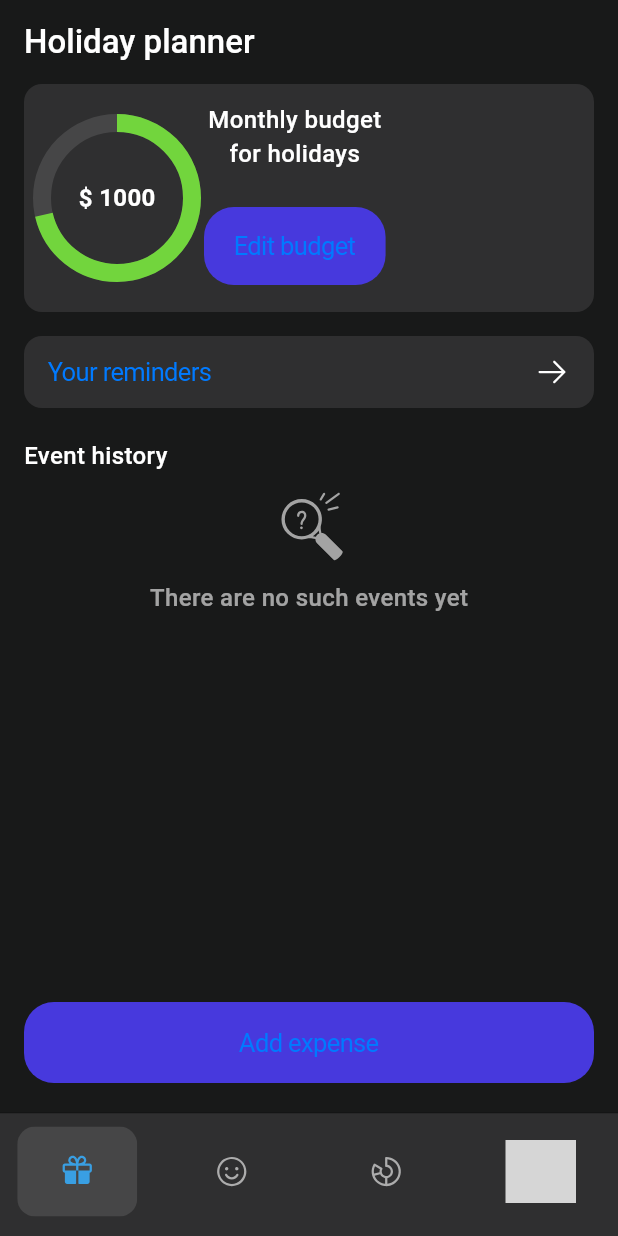
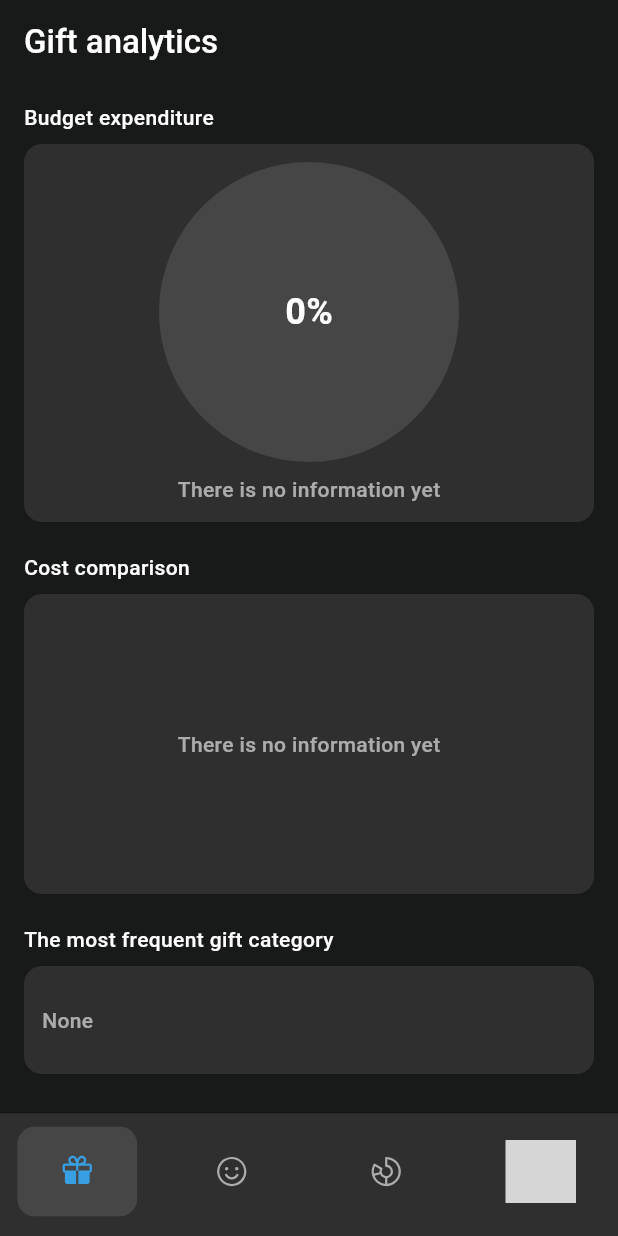
Before and after one commit to IBKnight/gift_fund, a Flutter app: the screen it shows after launch, swiped to page 3, on a phone screen of 412 x 824 dp. Run offline on Flutter 3.47's test engine with Material 3 defaults, Android fonts, the phone set to English and light mode, and no system bars; drawn by our look-alikes of fl_chart; our stand-ins replace flutter_svg, vector_graphics; grey boxes are pictures that could not be loaded.

Commit message:
added diagram screen && settings screen

```diff
--- a/lib/src/common/strings.dart
+++ b/lib/src/common/strings.dart
@@ -1,4 +1,4 @@
-abstract class Strings{
+abstract class Strings {
   static const String holidayPlanner = "Holiday planner";
   static const String monthlyBudget = "Monthly budget\nfor holidays";
   static const String setBudget = "Set a budget";
@@ -9,7 +9,39 @@ abstract class Strings{
   static const String addExpense = "Add expense";
   static const String recipOfGifts = "Recipients of gifts";
   static const String recListEmpty = "The list of recipients is still empty";
-  static const String uCanAddBirth = "You can add anyone to know about their preferences and birthdays!";
+  static const String uCanAddBirth =
+      "You can add anyone to know about their preferences and birthdays!";
   static const String addRec = "Add a recipient";
-
+  static const String editRec = "Edit recipient";
+  static const String deleteRec = "Delete recipient";
+  static const String cancel = "Cancel";
+  static const String giftAnalytics = "Gift analytics";
+  static const String budgetExpend = "Budget expenditure";
+  static const String costComparison = "Cost comparison";
+  static const String notInfoYet = "There is no information yet";
+  static const String monthlyExpenses = "Monthly expenses:";
+  static const String highestExpense = "The highest expense:";
+  static const String mostFreqGift = "The most frequent gift category";
+  static const String spendFromBudget = "Spent from budget";
+  static const String estabBudget = "Established budget";
+  static const String budgetBalance = "Budget balance";
+  static const String privacyPolicy = "Privacy policy";
+  static const String termsOfUse = "Terms of Use";
+  static const String support = "Support";
+  static const String share = "Share";
+  static const String dateOfBirth = "Date of birth:";
+  static const String affiliation = "Affiliation:";
+  static const String priority = "Priority:";
+  static const String preferences = "Preferences:";
+  static const String briefList = "A brief list of preferences (optional)";
+  static const String low = "Low";
+  static const String medium = "Medium";
+  static const String high = "High";
+  static const String family = "Family";
+  static const String friend = "Friend";
+  static const String colleague = "Colleague";
+  static const String enterRecName = "Enter the recipient's name";
+  static const String enterBirthDate = "Enter the date of birth";
+  static const String none = "None";
+  static const String settings = "Settings";
 }
--- /dev/null
+++ b/lib/src/features/main/screens/diagram_screen.dart
@@ -0,0 +1,126 @@
+import 'package:fl_chart/fl_chart.dart';
+import 'package:flutter/material.dart';
+import 'package:gift_fund/src/common/palette.dart';
+import 'package:gift_fund/src/common/strings.dart';
+import 'package:gift_fund/src/common/widgets/rounded_colored_box.dart';
+import 'package:gift_fund/src/features/main/widgets/budget_pie_chart.dart';
+
+class DiagramScreen extends StatelessWidget {
+  const DiagramScreen({super.key});
+
+  @override
+  Widget build(BuildContext context) {
+    return Scaffold(
+      backgroundColor: Palette.bgPrimary,
+      appBar: AppBar(
+        backgroundColor: Palette.bgPrimary,
+        title: const Text(
+          Strings.giftAnalytics,
+          style: TextStyle(
+            color: Colors.white,
+            fontWeight: FontWeight.w500,
+          ),
+        ),
+      ),
+      body: Padding(
+        padding: const EdgeInsets.symmetric(horizontal: 16),
+        child: SingleChildScrollView(
+          child: Column(
+            crossAxisAlignment: CrossAxisAlignment.start,
+            children: [
+              const SizedBox(height: 12),
+              Text(
+                Strings.budgetExpend,
+                style: TextStyle(
+                  color: Colors.white,
+                  fontWeight: FontWeight.w500,
+                  fontFamily: Theme.of(context).textTheme.bodyLarge?.fontFamily,
+                ),
+              ),
+              const SizedBox(height: 8),
+              RoundedColoredBox(
+                padding: const EdgeInsets.all(12),
+                bgColor: Palette.bgSecondary,
+                child: Center(
+                  child: Column(
+                    children: [
+                      const BudgetPieChart(
+                        totalBudget: 0,
+                        spentBudget: 400,
+                      ),
+                      const SizedBox(height: 8),
+                      Text(
+                        Strings.notInfoYet,
+                        style: TextStyle(
+                          color: Palette.sixtyPercWhite,
+                          fontWeight: FontWeight.w500,
+                          fontFamily:
+                              Theme.of(context).textTheme.bodyLarge?.fontFamily,
+                        ),
+                      ),
+                    ],
+                  ),
+                ),
+              ),
+              const SizedBox(height: 20),
+              Text(
+                Strings.costComparison,
+                style: TextStyle(
+                  color: Colors.white,
+                  fontWeight: FontWeight.w500,
+                  fontFamily: Theme.of(context).textTheme.bodyLarge?.fontFamily,
+                ),
+              ),
+              const SizedBox(height: 8),
+              RoundedColoredBox(
+                height: 200,
+                padding: const EdgeInsets.all(12),
+                bgColor: Palette.bgSecondary,
+                child: Center(
+                  child: Text(
+                    Strings.notInfoYet,
+                    style: TextStyle(
+                      color: Palette.sixtyPercWhite,
+                      fontWeight: FontWeight.w500,
+                      fontFamily:
+                          Theme.of(context).textTheme.bodyLarge?.fontFamily,
+                    ),
+                  ),
+                ),
+              ),
+              const SizedBox(height: 20),
+              Text(
+                Strings.mostFreqGift,
+                style: TextStyle(
+                  color: Colors.white,
+                  fontWeight: FontWeight.w500,
+                  fontFamily: Theme.of(context).textTheme.bodyLarge?.fontFamily,
+                ),
+              ),
+              const SizedBox(height: 8),
+              RoundedColoredBox(
+                height: 72,
+                width: double.infinity,
+                padding: const EdgeInsets.all(12),
+                bgColor: Palette.bgSecondary,
+                child: Align(
+                  alignment: Alignment.centerLeft,
+                  child: Text(
+                    Strings.none,
+                    style: TextStyle(
+                      color: Palette.sixtyPercWhite,
+                      fontWeight: FontWeight.w500,
+                      fontFamily:
+                          Theme.of(context).textTheme.bodyLarge?.fontFamily,
+                    ),
+                  ),
+                ),
+              ),
+              const SizedBox(height: 20),
+            ],
+          ),
+        ),
+      ),
+    );
+  }
+}
--- a/lib/src/features/main/screens/main_screen.dart
+++ b/lib/src/features/main/screens/main_screen.dart
@@ -2,8 +2,10 @@ import 'package:flutter/cupertino.dart';
 import 'package:flutter/material.dart';
 import 'package:gift_fund/gen/assets.gen.dart';
 import 'package:gift_fund/src/common/palette.dart';
+import 'package:gift_fund/src/features/main/screens/diagram_screen.dart';
 import 'package:gift_fund/src/features/main/screens/holiday_planners_screen.dart';
 import 'package:gift_fund/src/features/main/screens/recepients_screen.dart';
+import 'package:gift_fund/src/features/main/screens/settings_screen.dart';
 import 'package:gift_fund/src/features/main/widgets/custom_nav_bar_item.dart';
 
 class MainScreen extends StatefulWidget {
@@ -99,8 +101,8 @@ class _MainScreenState extends State<MainScreen> {
           children: const [
             HolidayPlannersScreen(),
             RecepientsScreen(),
-            HolidayPlannersScreen(),
-            HolidayPlannersScreen(),
+            DiagramScreen(),
+            SettingsScreen(),
           ],
         ),
       ),
--- /dev/null
+++ b/lib/src/features/main/screens/settings_screen.dart
@@ -0,0 +1,83 @@
+import 'package:flutter/cupertino.dart';
+import 'package:flutter/material.dart';
+import 'package:gift_fund/src/common/palette.dart';
+import 'package:gift_fund/src/common/strings.dart';
+
+class SettingsScreen extends StatelessWidget {
+  const SettingsScreen({super.key});
+
+  @override
+  Widget build(BuildContext context) {
+    return Scaffold(
+      backgroundColor: Palette.bgPrimary,
+      appBar: AppBar(
+        backgroundColor: Palette.bgPrimary,
+        title: const Text(
+          Strings.settings,
+          style: TextStyle(
+            color: Colors.white,
+            fontWeight: FontWeight.w500,
+          ),
+        ),
+      ),
+      body: Padding(
+        padding: const EdgeInsets.symmetric(horizontal: 16),
+        child: Column(
+          children: [
+            const SizedBox(height: 32),
+            OutlinedCupertinoButton(
+              text: Strings.privacyPolicy,
+              onPressed: () {},
+            ),
+            const SizedBox(height: 12),
+            OutlinedCupertinoButton(
+              text: Strings.termsOfUse,
+              onPressed: () {},
+            ),
+            const SizedBox(height: 12),
+            OutlinedCupertinoButton(
+              text: Strings.support,
+              onPressed: () {},
+            ),
+            const SizedBox(height: 12),
+            OutlinedCupertinoButton(
+              text: Strings.share,
+              onPressed: () {},
+            ),
+          ],
+        ),
+      ),
+    );
+  }
+}
+
+class OutlinedCupertinoButton extends StatelessWidget {
+  final String text;
+  final VoidCallback onPressed;
+  const OutlinedCupertinoButton({
+    super.key,
+    required this.text,
+    required this.onPressed,
+  });
+
+  @override
+  Widget build(BuildContext context) {
+    return DecoratedBox(
+      decoration: BoxDecoration(
+        border: Border.all(color: Palette.accentSecondaryBlue, width: 2),
+        borderRadius: BorderRadius.circular(20),
+      ),
+      child: SizedBox(
+        width: double.infinity,
+        child: CupertinoButton(
+          alignment: Alignment.centerLeft,
+          color: Colors.transparent,
+          padding: const EdgeInsets.symmetric(vertical: 17, horizontal: 12),
+          borderRadius: BorderRadius.circular(20),
+          onPressed: onPressed,
+          child: Text(text),
+        ),
+      ),
+    );
+  }
+}
--- /dev/null
+++ b/lib/src/features/main/widgets/budget_pie_chart.dart
@@ -0,0 +1,80 @@
+import 'package:fl_chart/fl_chart.dart';
+import 'package:flutter/material.dart';
+import 'package:gift_fund/src/common/palette.dart';
+
+class BudgetPieChart extends StatelessWidget {
+  final double totalBudget; // Общий бюджет
+  final double spentBudget; // Потраченный бюджет
+
+  const BudgetPieChart({
+    super.key,
+    required this.totalBudget,
+    required this.spentBudget,
+  });
+
+  @override
+  Widget build(BuildContext context) {
+    var chartRadius = 100.0;
+
+    final bool isOverBudget = spentBudget > totalBudget;
+
+    // Данные для Pie Chart
+    final List<PieChartSectionData> pieChartSections = (totalBudget == 0)
+        ? [
+            PieChartSectionData(
+              value: 1,
+              color: Palette.circularIndicatorBg,
+              title: '',
+              radius: chartRadius,
+            )
+          ]
+        : [
+            PieChartSectionData(
+              value: isOverBudget ? totalBudget : spentBudget,
+              color: Palette.accentRed,
+              title: '',
+              radius: chartRadius,
+            ),
+            // Оставшийся бюджет (зелёный, если не превышен)
+            if (!isOverBudget)
+              PieChartSectionData(
+                value: totalBudget - spentBudget,
+                color: Palette.accentGreen,
+                title: '',
+                radius: chartRadius,
+              ),
+          ];
+
+    return SizedBox(
+      width: 200,
+      height: 200,
+      child: Stack(
+        alignment: Alignment.center,
+        children: [
+          PieChart(
+            PieChartData(
+              sections: pieChartSections,
+              centerSpaceRadius: 0,
+              sectionsSpace: 0,
+              startDegreeOffset: 170,
+            ),
+          ),
+          // Текст в центре PieChart
+          Column(
+            mainAxisAlignment: MainAxisAlignment.center,
+            children: [
+              Text(
+                '${totalBudget == 0 ? 0 : (100 - (spentBudget / totalBudget * 100)).toStringAsFixed(1)}%', // Процент с одним знаком после запятой
+                style: const TextStyle(
+                  fontSize: 24,
+                  fontWeight: FontWeight.bold,
+                  color: Colors.white,
+                ),
+              ),
+            ],
+          ),
+        ],
+      ),
+    );
+  }
+}
--- a/pubspec.yaml
+++ b/pubspec.yaml
@@ -15,7 +15,7 @@ dependencies:
   cupertino_icons: ^1.0.8
   flutter_svg: ^2.0.17
   google_fonts: ^6.2.1
-  fl_chart: ^0.70.2
+  fl_chart: ^0.67.0
 
 dev_dependencies:
   flutter_test:
```
Also changed, not shown: pubspec.lock.
